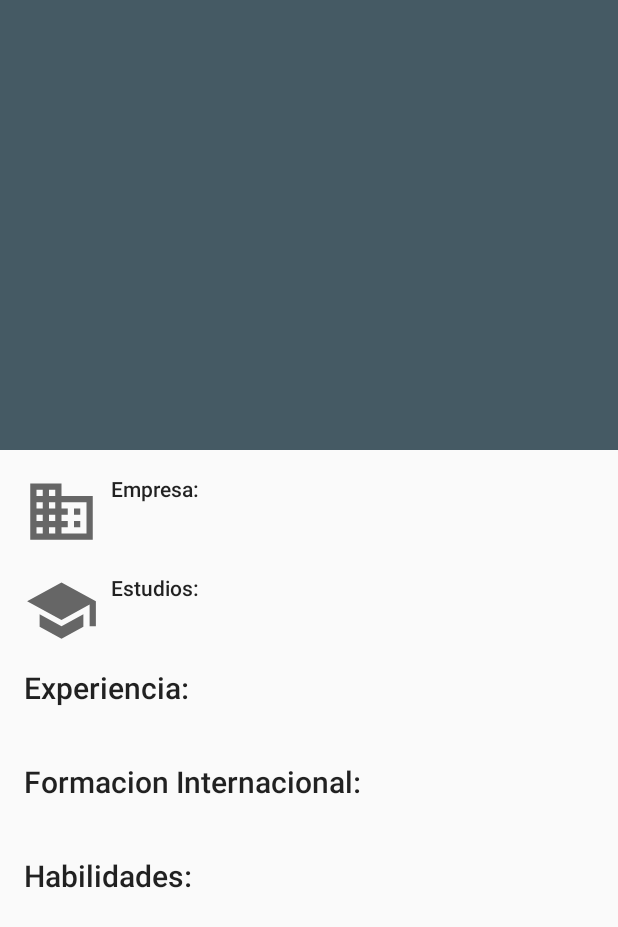
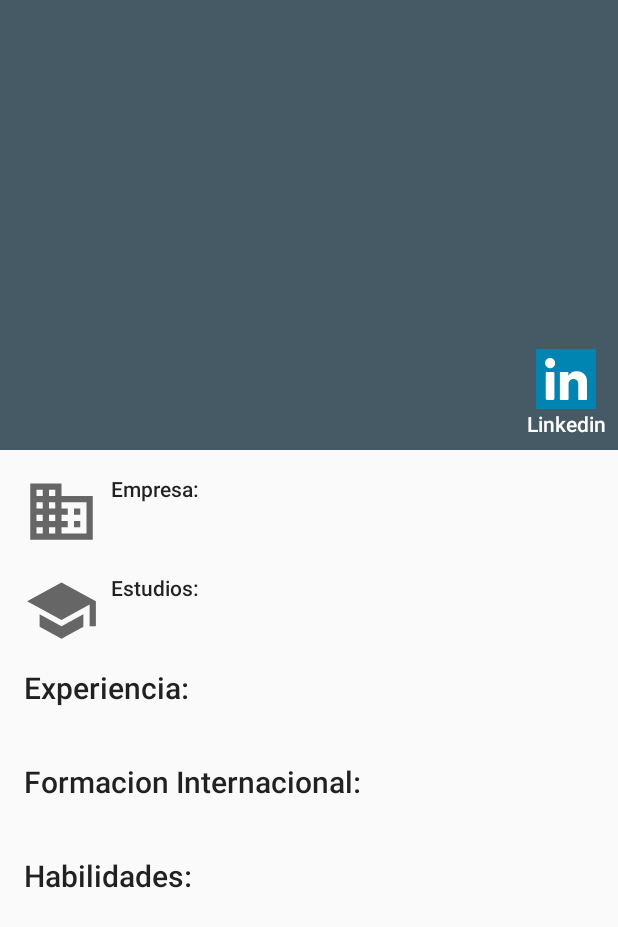
Before and after one commit to rmarin17/EventmPro, an Android app: the layout activity_detail_ponente.xml on its own in the app's theme, with its tools: preview values and no code run, on a phone screen of 412 x 824 dp. Shown: the top 927 px of the screen. Run offline under Robolectric (Android 15) with nearby library versions, the phone set to English and light mode, and no system bars.

Commit message:
Final final no va mas!!!

```diff
--- a/app/src/main/java/unicauca/movil/eventmpro/DetailPonente.java
+++ b/app/src/main/java/unicauca/movil/eventmpro/DetailPonente.java
@@ -1,6 +1,7 @@
 package unicauca.movil.eventmpro;
 
 import android.content.Context;
+import android.content.Intent;
 import android.databinding.DataBindingUtil;
 import android.graphics.drawable.BitmapDrawable;
 import android.net.ConnectivityManager;
@@ -19,12 +20,14 @@ import com.squareup.picasso.Picasso;
 import java.util.ArrayList;
 
 import unicauca.movil.eventmpro.databinding.ActivityDetailPonenteBinding;
+import unicauca.movil.eventmpro.databinding.ContentDetailPonenteBinding;
 import unicauca.movil.eventmpro.models.Ponente;
 import unicauca.movil.eventmpro.util.L;
 
 public class DetailPonente extends AppCompatActivity implements Callback {
 
     ActivityDetailPonenteBinding binding;
+    ContentDetailPonenteBinding binding2;
 
     public static final String EXTRA_POS = "pos";
     public static final int DARKEN = 20;
@@ -91,6 +94,12 @@ public class DetailPonente extends AppCompatActivity implements Callback {
 
     }
 
+    public void onLink() {
+        Uri uri = Uri.parse("http://www.andreaardions.com/");
+        Intent intent = new Intent(Intent.ACTION_VIEW, uri);
+        startActivity(intent);
+    }
+
     public static boolean verificaConexion(Context ctx) {
         boolean bConectado = false;
         ConnectivityManager connec = (ConnectivityManager) ctx
--- a/app/src/main/java/unicauca/movil/eventmpro/Ponentes.java
+++ b/app/src/main/java/unicauca/movil/eventmpro/Ponentes.java
@@ -150,19 +150,10 @@ public class Ponentes extends AppCompatActivity implements PonenteAdapter.OnPone
         Type lista = new TypeToken<List<Ponente>>() {
         }.getType();
         List<Ponente> res = gson.fromJson(json, lista);
-       // if (tamaño!=res.size())
-        //{
             pdao.deleteAll();
             for (Ponente p : res) {
                 pdao.update(p);
                 pdao.insert(p);
             }
-        /*}
-        else {
-            for (Ponente p : res) {
-                pdao.update(p);
-                pdao.insert(p);
-            }
-        }*/
     }
 }
--- /dev/null
+++ b/app/src/main/res/drawable/ic_linkedin.xml
@@ -0,0 +1,7 @@
+<vector android:height="24dp" android:viewportHeight="455.731"
+    android:viewportWidth="455.731" android:width="24dp" xmlns:android="http://schemas.android.com/apk/res/android">
+    <path android:fillColor="#0084B1" android:pathData="M0,0h455.7v455.7h-455.7z"/>
+    <path android:fillColor="#FFFFFF" android:pathData="M107.3,69.2c20.9,0 38.1,17.3 38,38.2c-0.1,22 -18.3,38.5 -38.3,38c-20.3,0.4 -38.2,-16.6 -38.2,-38.2C68.8,86.3 86.1,69.2 107.3,69.2z"/>
+    <path android:fillColor="#FFFFFF" android:pathData="M129.4,386.5H84.7c-5.8,0 -10.5,-4.7 -10.5,-10.5V185.2c0,-5.8 4.7,-10.5 10.5,-10.5h44.7c5.8,0 10.5,4.7 10.5,10.5v190.8C139.9,381.8 135.2,386.5 129.4,386.5z"/>
+    <path android:fillColor="#FFFFFF" android:pathData="M386.9,241.7c0,-40 -32.4,-72.4 -72.4,-72.4h-11.5c-21.9,0 -41.2,10.9 -52.8,27.6c-1.3,1.8 -2.4,3.7 -3.5,5.7c-0.4,-0.1 -0.6,-0.1 -0.6,-0.1v-23.4c0,-2.4 -2,-4.4 -4.4,-4.4h-55.8c-2.4,0 -4.4,2 -4.4,4.4V382.1c0,2.4 2,4.4 4.4,4.4l57,0c2.4,0 4.4,-2 4.4,-4.4V264.8c0,-20.3 16.2,-37.1 36.5,-37.3c10.4,-0.1 19.7,4 26.5,10.8c6.7,6.7 10.8,15.9 10.8,26.1v117.8c0,2.4 2,4.4 4.4,4.4l57.2,0c2.4,0 4.4,-2 4.4,-4.4V241.7z"/>
+</vector>
--- a/app/src/main/res/layout/activity_detail_ponente.xml
+++ b/app/src/main/res/layout/activity_detail_ponente.xml
@@ -28,7 +28,8 @@
 
             <include
                 layout="@layout/content_detail_ponente"
-                app:ponent="@{ponen}" />
+                app:ponent="@{ponen}"
+                />
 
         </android.support.v4.widget.NestedScrollView>
 
@@ -53,12 +54,59 @@
                     android:scaleType="centerCrop"
                     app:layout_collapseMode="parallax"
                     />
+                <android.support.constraint.ConstraintLayout
+                    android:layout_width="match_parent"
+                    android:layout_height="match_parent">
+
+                    <FrameLayout
+                        android:id="@+id/frameLayout"
+                        android:layout_width="wrap_content"
+                        android:layout_height="wrap_content"
+                        android:layout_marginBottom="8dp"
+                        android:layout_marginEnd="8dp"
+                        app:layout_constraintBottom_toBottomOf="parent"
+                        app:layout_constraintEnd_toEndOf="parent">
+
+                        <LinearLayout
+                            android:id="@+id/btnHorario"
+                            android:layout_width="wrap_content"
+                            android:layout_height="wrap_content"
+                            android:layout_gravity="center"
+                            android:background="?attr/selectableItemBackgroundBorderless"
+                            android:clickable="true"
+                            android:gravity="center"
+                            android:onClick="@{()->handler.onLink()}"
+                            android:orientation="vertical">
+
+                            <ImageView
+                                android:layout_width="@dimen/icon_btn"
+                                android:layout_height="@dimen/icon_btn"
+                                app:srcCompat="@drawable/ic_linkedin"
+                                tools:ignore="VectorDrawableCompat" />
+
+                            <TextView
+                                style="@style/Base.TextAppearance.AppCompat.Body2"
+                                android:layout_width="wrap_content"
+                                android:layout_height="wrap_content"
+                                android:text="@string/btn_text_linkedin"
+                                android:textAppearance="@style/TextAppearance.AppCompat.Body1" />
+                        </LinearLayout>
+
+                    </FrameLayout>
+
+
+
+                </android.support.constraint.ConstraintLayout>
+
 
                 <android.support.v7.widget.Toolbar
                     android:id="@+id/toolbar"
                     android:layout_width="match_parent"
                     android:layout_height="?attr/actionBarSize"
-                    app:layout_collapseMode="pin"/>
+                    app:layout_collapseMode="pin"
+                    >
+
+                </android.support.v7.widget.Toolbar>
 
             </android.support.design.widget.CollapsingToolbarLayout>
 
--- a/app/src/main/res/layout/content_detail_ponente.xml
+++ b/app/src/main/res/layout/content_detail_ponente.xml
@@ -47,12 +47,12 @@
             android:layout_marginEnd="8dp"
             android:layout_marginStart="8dp"
             android:layout_marginTop="8dp"
+            android:text="@{ponent.empresa}"
             android:textAppearance="@style/TextAppearance.AppCompat.Body1"
             app:layout_constraintBottom_toBottomOf="@+id/imageView2"
             app:layout_constraintEnd_toEndOf="parent"
             app:layout_constraintStart_toEndOf="@+id/imageView2"
             app:layout_constraintTop_toBottomOf="@+id/textview"
-            android:text="@{ponent.empresa}"
             tools:text="Empresa" />
 
         <ImageView
--- a/app/src/main/res/values/strings.xml
+++ b/app/src/main/res/values/strings.xml
@@ -45,6 +45,7 @@
     <string name="alert_beacon2">Pabellon 2 Cercano</string>
     <string name="alert_msg_beacon">¿Desea ver su ubicacion en el mapa?</string>
     <string name="conection_internet_imagenes">Por favor conectate a internet para tener los datos mas actualizados</string>
+    <string name="btn_text_linkedin">Linkedin</string>
 
 
 </resources>
```
